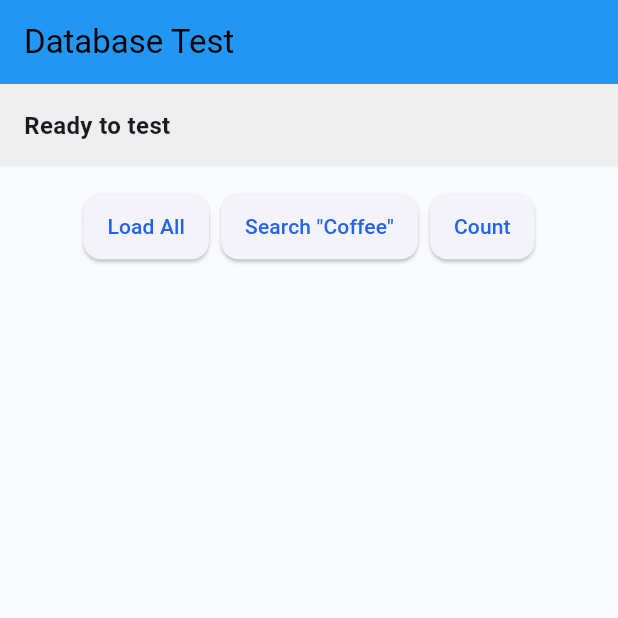
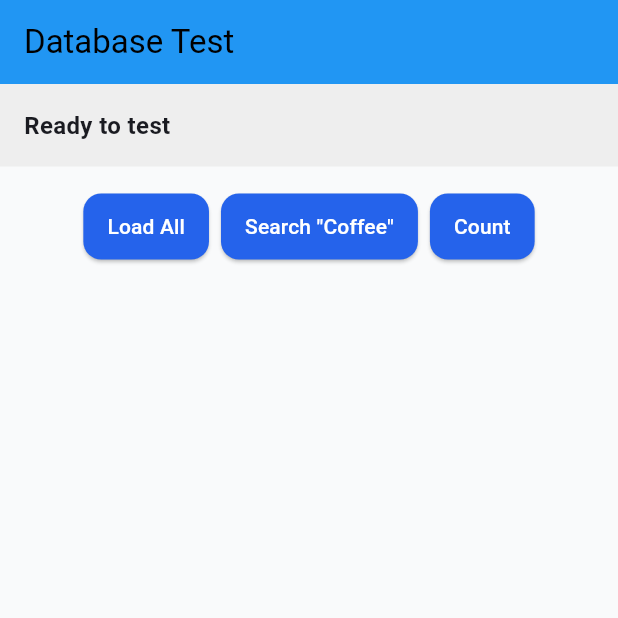
Before and after one commit to Wynter106/HydraTrack, a Flutter app: the screen it shows after launch, on a phone screen of 412 x 824 dp, the top half of it. Run offline on Flutter 3.47's test engine with Material 3 defaults, Android fonts, the phone set to English and light mode, and no system bars; our stand-ins replace sqflite; accounts and stored records are empty.

Commit message:
updated theme

```diff
--- a/lib/presentation/theme/app_theme.dart
+++ b/lib/presentation/theme/app_theme.dart
@@ -1,21 +1,28 @@
 import 'package:flutter/material.dart';
-//
+
+/// Global app theme configuration
 class AppTheme {
-  static const Color primaryColor = Color(0xFF2563EB);
-  static const Color backgroundColor = Color(0xFFF9FAFB);
+  static const Color primaryColor = Color(0xFF2563EB); // main blue
+  static const Color backgroundColor = Color(0xFFF9FAFB); // light gray background
 
-  static ThemeData lightTheme = ThemeData(
+  static final ThemeData lightTheme = ThemeData(
+    useMaterial3: true, // optional, but gives you newer M3 look
+
     colorScheme: ColorScheme.fromSeed(
       seedColor: primaryColor,
       primary: primaryColor,
       background: backgroundColor,
     ),
+
     scaffoldBackgroundColor: backgroundColor,
+
     appBarTheme: const AppBarTheme(
       backgroundColor: Colors.white,
       foregroundColor: Colors.black,
       elevation: 0,
+      centerTitle: false,
     ),
+
     textTheme: const TextTheme(
       headlineMedium: TextStyle(
         fontSize: 24,
@@ -25,13 +32,36 @@ class AppTheme {
         fontSize: 14,
       ),
     ),
+
     elevatedButtonTheme: ElevatedButtonThemeData(
       style: ElevatedButton.styleFrom(
         padding: const EdgeInsets.symmetric(vertical: 12, horizontal: 16),
         shape: RoundedRectangleBorder(
           borderRadius: BorderRadius.circular(12),
         ),
+        // 기본적으로 primary 색 버튼
+        backgroundColor: primaryColor,
+        foregroundColor: Colors.white,
       ),
     ),
+
+    outlinedButtonTheme: OutlinedButtonThemeData(
+      style: OutlinedButton.styleFrom(
+        padding: const EdgeInsets.symmetric(vertical: 12, horizontal: 16),
+        shape: RoundedRectangleBorder(
+          borderRadius: BorderRadius.circular(12),
+        ),
+        side: const BorderSide(color: primaryColor),
+        foregroundColor: primaryColor,
+      ),
+    ),
+
+    cardTheme: CardThemeData(
+    color: Colors.white,
+    elevation: 1,
+    shape: RoundedRectangleBorder(
+    borderRadius: BorderRadius.circular(16),
+  ),
+),
   );
 }
```
